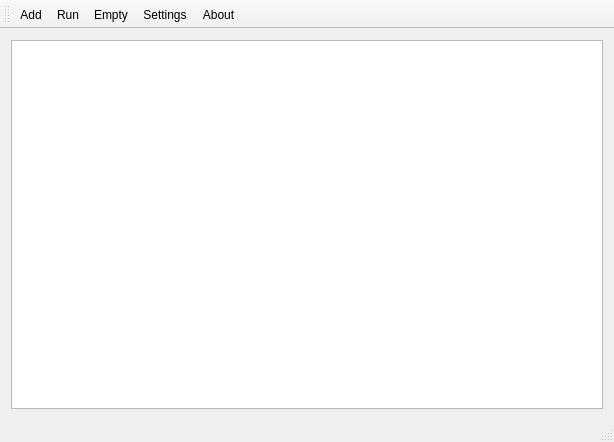
This is MainWindow.ui in congchenutd/Renamer as Qt 5 draws it before an edit. The edited form follows.
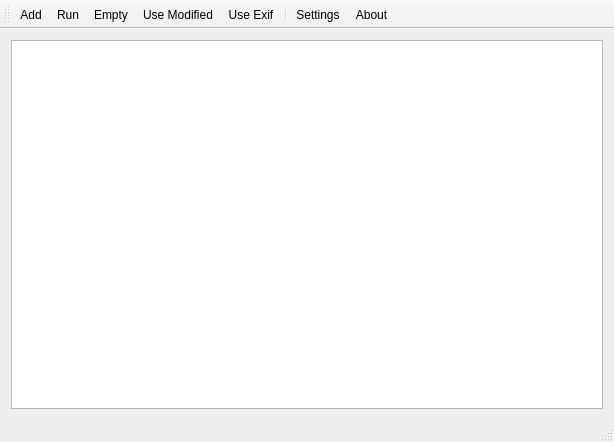
This is the edited form. Icons and pictures are not drawn.

Commit message: + Use modified or exif date

```diff
--- a/MainWindow.ui
+++ b/MainWindow.ui
@@ -72,6 +72,9 @@
    <addaction name="actionAdd"/>
    <addaction name="actionRun"/>
    <addaction name="actionEmpty"/>
+   <addaction name="actionUseModified"/>
+   <addaction name="actionUseExif"/>
+   <addaction name="separator"/>
    <addaction name="actionSettings"/>
    <addaction name="actionAbout"/>
   </widget>
@@ -124,6 +127,24 @@
     <string>Empty</string>
    </property>
   </action>
+  <action name="actionUseExif">
+   <property name="icon">
+    <iconset resource="Resources.qrc">
+     <normaloff>:/Images/Camera.png</normaloff>:/Images/Camera.png</iconset>
+   </property>
+   <property name="text">
+    <string>Use Exif</string>
+   </property>
+  </action>
+  <action name="actionUseModified">
+   <property name="icon">
+    <iconset resource="Resources.qrc">
+     <normaloff>:/Images/FileEdit.png</normaloff>:/Images/FileEdit.png</iconset>
+   </property>
+   <property name="text">
+    <string>Use Modified</string>
+   </property>
+  </action>
  </widget>
  <layoutdefault spacing="6" margin="11"/>
  <resources>
```
Left out of the diff: 2 changed lines with no effect on the pictures. The commit also changes 11 other files.
